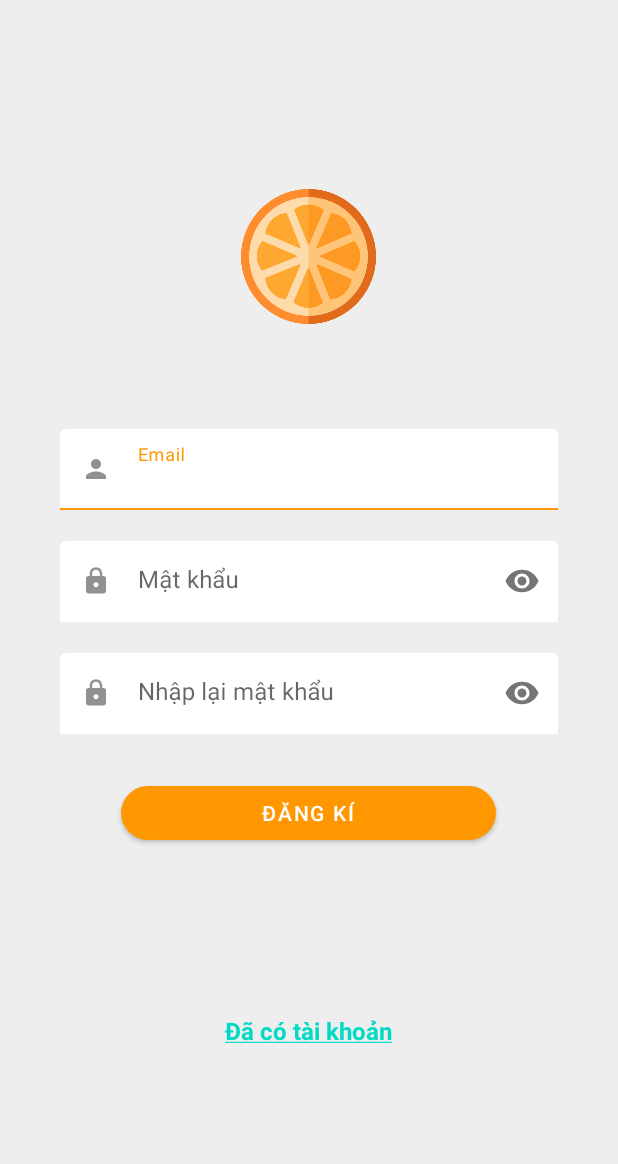
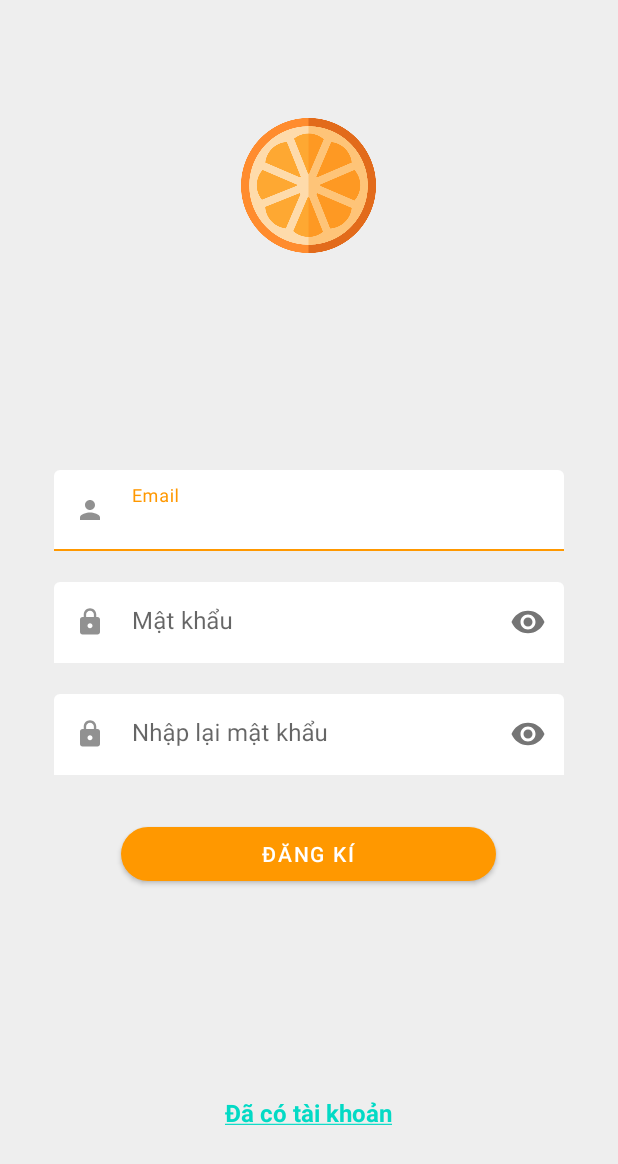
Before and after one commit to VNDaDra/Orecha, an Android app: the RegisterActivity screen opened directly, with no data from a screen before it, on a phone screen of 412 x 824 dp. Shown: the top 1164 px of the screen. Run offline under Robolectric (Android 15) with nearby library versions, the phone set to English and light mode, and no system bars; our stand-ins replace Firebase (no records; nobody signed in at launch, a user with empty details on screens opened directly).

Commit message:
Delete all messages completely Fix Login & Register activity layout on some devices. Disable landscape mode on some activities

```diff
--- a/app/src/main/java/edu/dadra/orecha/RegisterActivity.java
+++ b/app/src/main/java/edu/dadra/orecha/RegisterActivity.java
@@ -15,16 +15,10 @@ import android.widget.LinearLayout;
 import android.widget.TextView;
 import android.widget.Toast;
 
-import androidx.annotation.NonNull;
 import androidx.appcompat.app.AlertDialog;
 import androidx.appcompat.app.AppCompatActivity;
 
-import com.google.android.gms.tasks.OnCompleteListener;
-import com.google.android.gms.tasks.OnFailureListener;
-import com.google.android.gms.tasks.OnSuccessListener;
-import com.google.android.gms.tasks.Task;
 import com.google.android.material.textfield.TextInputLayout;
-import com.google.firebase.auth.AuthResult;
 import com.google.firebase.auth.FirebaseAuth;
 import com.google.firebase.auth.FirebaseUser;
 import com.google.firebase.firestore.FirebaseFirestore;
@@ -36,7 +30,7 @@ public class RegisterActivity extends AppCompatActivity {
 
     private static final String TAG = "RegisterActivity";
 
-    private LinearLayout registerLayout;
+    private LinearLayout registerTopLayout, registerMidLayout;
     private TextInputLayout emailField, passwordField, rePasswordField;
     private Button registerButton;
     private TextView hintRegisterText;
@@ -60,26 +54,20 @@ public class RegisterActivity extends AppCompatActivity {
         mAuth = FirebaseAuth.getInstance();
         db = FirebaseFirestore.getInstance();
 
-        registerButton.setOnClickListener(new View.OnClickListener() {
-            @Override
-            public void onClick(View v) {
+        registerButton.setOnClickListener(v -> {
             String authEmail = emailField.getEditText().getText().toString().trim();
             String authPassword = passwordField.getEditText().getText().toString().trim();
             createAccount(authEmail, authPassword);
-            }
         });
 
-        registerLayout.setOnClickListener(new View.OnClickListener() {
-            @Override
-            public void onClick(View v) {
-                hideKeyboard();
-            }
-        });
+        registerTopLayout.setOnClickListener(v -> hideKeyboard());
+        registerMidLayout.setOnClickListener(v -> hideKeyboard());
 
     }
 
     private void initLayout() {
-        registerLayout = findViewById(R.id.register_layout);
+        registerTopLayout = findViewById(R.id.register_top_layout);
+        registerMidLayout = findViewById(R.id.register_mid_layout);
         emailField = findViewById(R.id.register_email);
         passwordField = findViewById(R.id.register_password);
         rePasswordField = findViewById(R.id.register_rePassword);
@@ -118,9 +106,7 @@ public class RegisterActivity extends AppCompatActivity {
         progressDialog.show();
 
         mAuth.createUserWithEmailAndPassword(email, password)
-                .addOnCompleteListener(this, new OnCompleteListener<AuthResult>() {
-                    @Override
-                    public void onComplete(@NonNull Task<AuthResult> task) {
+                .addOnCompleteListener(this, task -> {
                     if (task.isSuccessful()) {
                         Log.d(TAG,"Create account success");
                         FirebaseUser user = mAuth.getCurrentUser();
@@ -132,7 +118,6 @@ public class RegisterActivity extends AppCompatActivity {
                         progressDialog.dismiss();
                     }
 
-                    }
                 });
     }
 
@@ -183,21 +168,15 @@ public class RegisterActivity extends AppCompatActivity {
 
         db.collection("users").document(user.getUid())
                 .set(personalData)
-                .addOnSuccessListener(new OnSuccessListener<Void>() {
-                    @Override
-                    public void onSuccess(Void aVoid) {
+                .addOnSuccessListener(aVoid -> {
                     Toast.makeText(getApplicationContext(), "Nhấn vào ảnh đại diện để thay đổi thông tin",
                             Toast.LENGTH_LONG).show();
                     moveToMainActivity();
                     progressDialog.dismiss();
-                    }
                 })
-                .addOnFailureListener(new OnFailureListener() {
-                    @Override
-                    public void onFailure(@NonNull Exception e) {
+                .addOnFailureListener(e -> {
                     Log.d(TAG, "Error writing document", e);
                     progressDialog.dismiss();
-                    }
                 });
     }
 
--- a/app/src/main/res/layout/activity_register.xml
+++ b/app/src/main/res/layout/activity_register.xml
@@ -8,29 +8,42 @@
     android:background="@color/gray200">
 
     <LinearLayout
-        android:id="@+id/register_layout"
-        android:layout_width="0dp"
+        android:id="@+id/register_top_layout"
+        android:layout_width="match_parent"
         android:layout_height="0dp"
-        android:layout_margin="16dp"
         android:orientation="vertical"
         android:gravity="center"
-        app:layout_constraintBottom_toBottomOf="parent"
         app:layout_constraintEnd_toEndOf="parent"
         app:layout_constraintStart_toStartOf="parent"
-        app:layout_constraintTop_toTopOf="parent">
+        app:layout_constraintTop_toTopOf="parent"
+        app:layout_constraintBottom_toTopOf="@id/register_mid_layout"
+        app:layout_constraintVertical_weight="3">
 
         <ImageView
             android:layout_width="90dp"
             android:layout_height="90dp"
-            android:layout_marginBottom="70dp"
             android:src="@drawable/orange"
             android:contentDescription="@string/app_name" />
+
+    </LinearLayout>
+
+    <LinearLayout
+        android:id="@+id/register_mid_layout"
+        android:layout_width="match_parent"
+        android:layout_height="0dp"
+        android:orientation="vertical"
+        android:gravity="center"
+        app:layout_constraintBottom_toTopOf="@id/register_bottom_layout"
+        app:layout_constraintEnd_toEndOf="parent"
+        app:layout_constraintStart_toStartOf="parent"
+        app:layout_constraintTop_toBottomOf="@id/register_top_layout"
+        app:layout_constraintVertical_weight="5">
 
         <com.google.android.material.textfield.TextInputLayout
             android:id="@+id/register_email"
             android:layout_width="match_parent"
             android:layout_height="wrap_content"
-            android:layout_marginHorizontal="24dp"
+            android:layout_marginHorizontal="36dp"
             android:autofillHints=""
             android:hint="@string/login_email"
             android:inputType="textEmailAddress"
@@ -50,7 +63,7 @@
             android:id="@+id/register_password"
             android:layout_width="match_parent"
             android:layout_height="wrap_content"
-            android:layout_marginHorizontal="24dp"
+            android:layout_marginHorizontal="36dp"
             android:autofillHints=""
             android:hint="@string/login_password"
             app:endIconMode="password_toggle"
@@ -68,7 +81,7 @@
             android:id="@+id/register_rePassword"
             android:layout_width="match_parent"
             android:layout_height="wrap_content"
-            android:layout_marginHorizontal="24dp"
+            android:layout_marginHorizontal="36dp"
             android:layout_marginBottom="8dp"
             android:autofillHints=""
             android:hint="@string/retype_password"
@@ -87,18 +100,30 @@
             android:id="@+id/register_button"
             android:layout_width="250dp"
             android:layout_height="wrap_content"
-            android:layout_marginBottom="30dp"
             android:text="@string/register_button"
             style="@style/BigButton"/>
+
+    </LinearLayout>
+
+    <LinearLayout
+        android:id="@+id/register_bottom_layout"
+        android:layout_width="match_parent"
+        android:layout_height="0dp"
+        android:gravity="center"
+        android:orientation="vertical"
+        app:layout_constraintBottom_toBottomOf="parent"
+        app:layout_constraintEnd_toEndOf="parent"
+        app:layout_constraintStart_toStartOf="parent"
+        app:layout_constraintTop_toBottomOf="@id/register_mid_layout"
+        app:layout_constraintVertical_weight="2">
 
         <TextView
             android:id="@+id/register_hint"
             android:layout_width="wrap_content"
             android:layout_height="wrap_content"
-            android:layout_marginTop="80dp"
             android:text="@string/hint_login"
             android:textSize="16sp"
-            android:textStyle="bold"/>
+            android:textStyle="bold" />
 
     </LinearLayout>
 </androidx.constraintlayout.widget.ConstraintLayout>
--- a/app/src/main/res/menu/chat_list_menu.xml
+++ b/app/src/main/res/menu/chat_list_menu.xml
@@ -11,7 +11,7 @@
 
     <item
         android:id="@+id/delete_message_option"
-        android:title="@string/delete_message"
+        android:title="@string/delete_room"
         app:showAsAction="never">
     </item>
 
--- a/app/src/main/res/values/strings.xml
+++ b/app/src/main/res/values/strings.xml
@@ -58,4 +58,5 @@
     <string name="add_image">Thêm ảnh</string>
     <string name="add_file">Thêm file</string>
     <string name="file_size">%1$d KB</string>
+    <string name="delete_room">Xóa phòng chat</string>
 </resources>
```
Also changed, not shown: app/src/main/AndroidManifest.xml (+7 -4 lines), app/src/main/java/edu/dadra/orecha/Adapter/ChatListAdapter.java (+46 -63 lines), app/src/main/java/edu/dadra/orecha/Adapter/ContactAdapter.java (+48 -50 lines), app/src/main/java/edu/dadra/orecha/Adapter/FriendRequestAdapter.java (+14 -33 lines), app/src/main/java/edu/dadra/orecha/LoginActivity.java (+11 -14 lines), app/src/main/res/layout/activity_login.xml (+36 -18 lines). Lines whose indentation alone changed are shown as unchanged.
